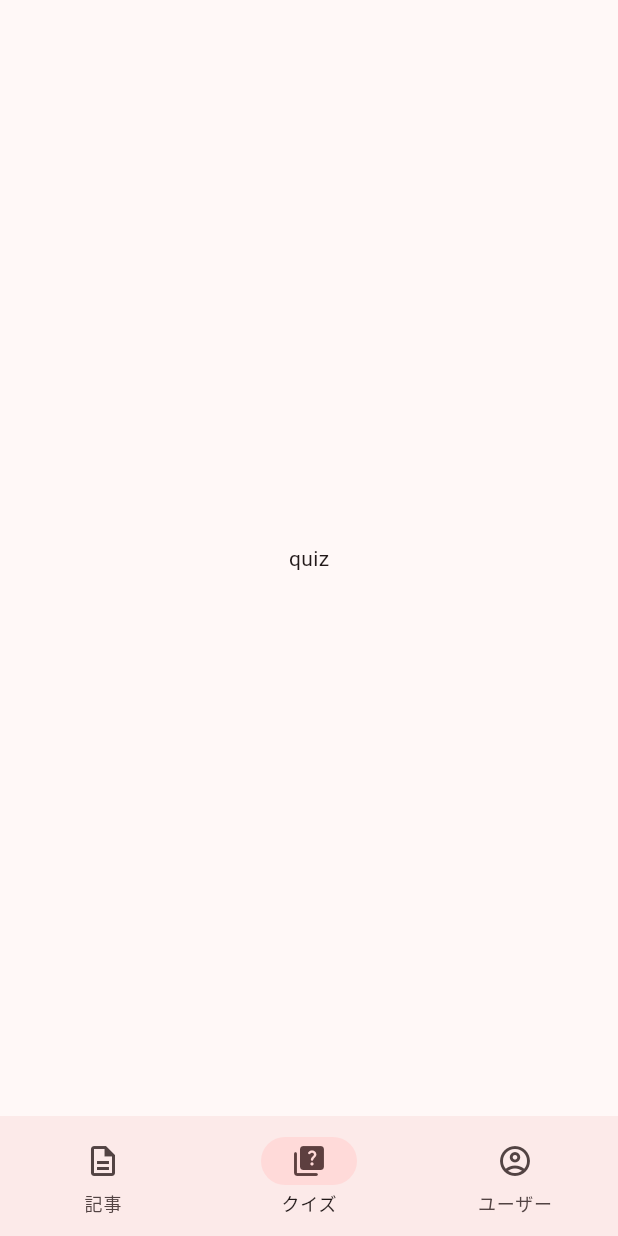
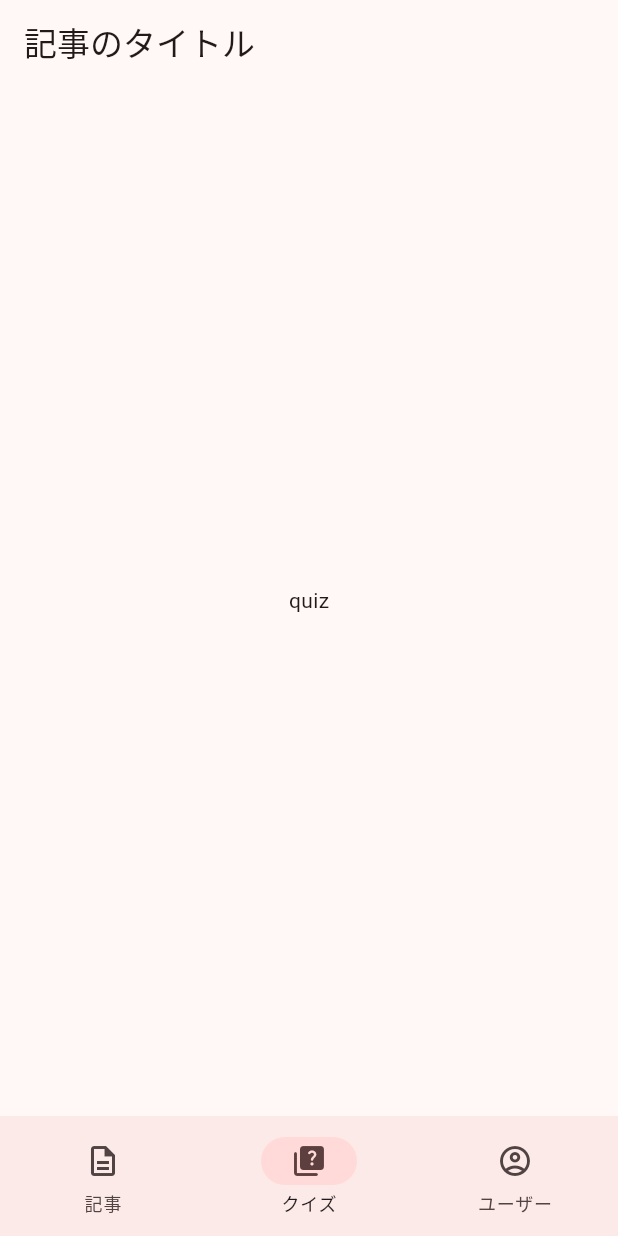
Before and after one commit to code-syncers/quiz-shower, a Flutter app: the screen it shows after launch, item 2 of the bottom bar chosen, on a phone screen of 412 x 824 dp. Run offline on Flutter 3.47's test engine with Material 2 defaults, Android fonts, the phone set to English and light mode, and no system bars.

Commit message:
chore: AppBarを作成

```diff
--- a/lib/ui/screen/quiz_screen/quiz_screen.dart
+++ b/lib/ui/screen/quiz_screen/quiz_screen.dart
@@ -5,8 +5,11 @@ class QuizScreen extends StatelessWidget {
 
   @override
   Widget build(BuildContext context) {
-    return const Scaffold(
-      body: Center(
+    return Scaffold(
+      appBar: AppBar(
+        title: const Text('記事のタイトル'),
+      ),
+      body: const Center(
         child: Text('quiz'),
       ),
     );
```
